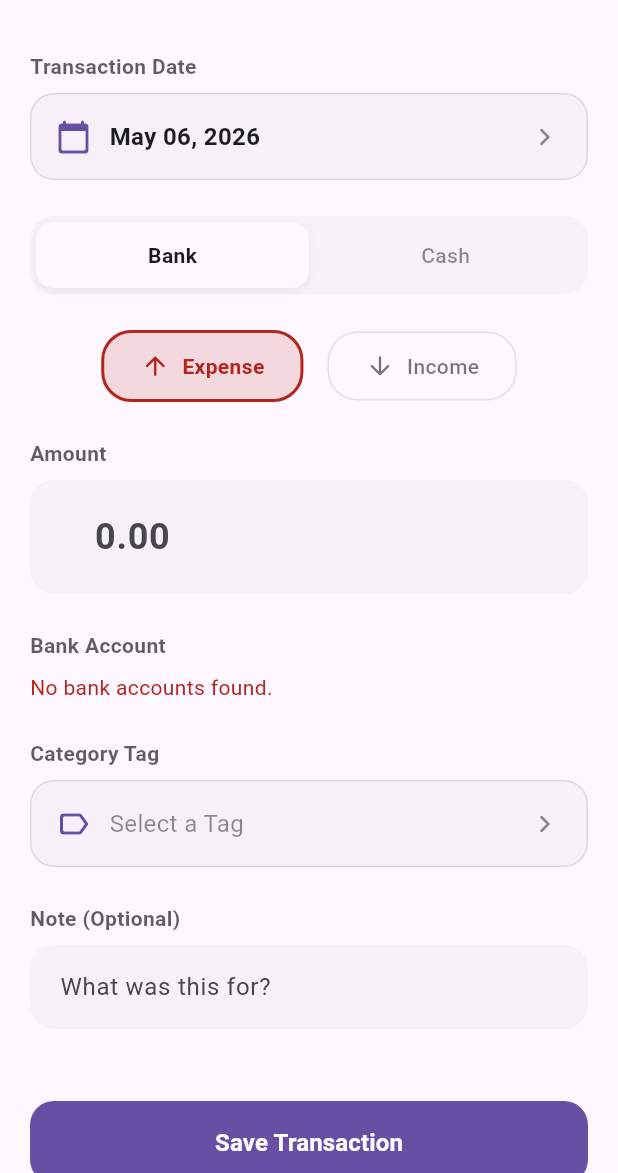
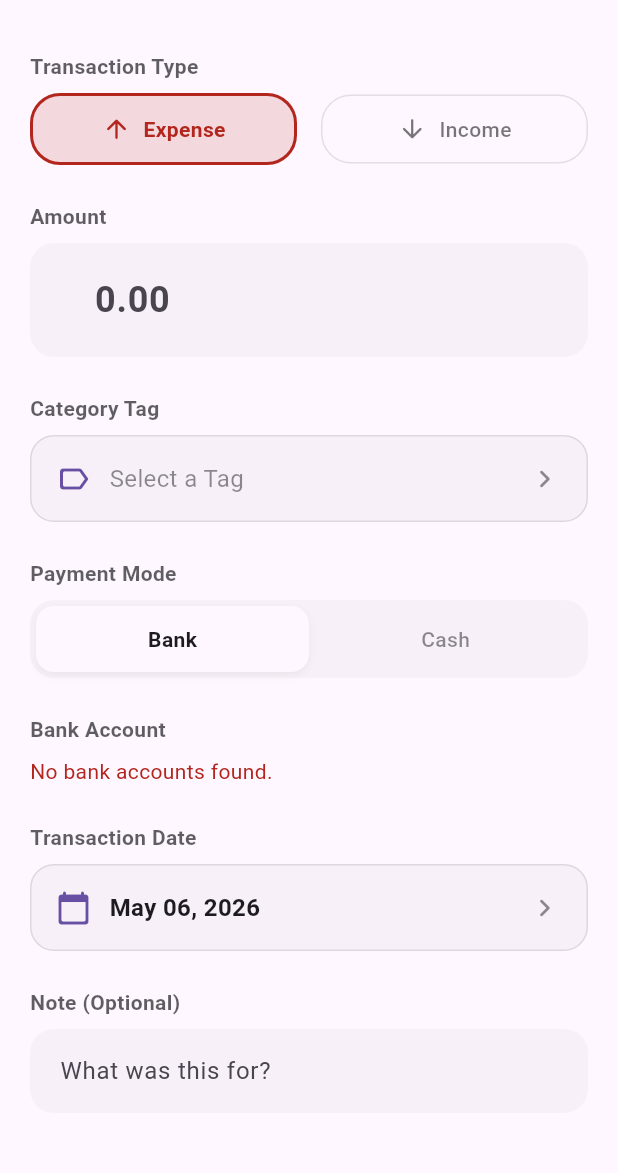
Before and after one commit to MoinuddinRathod/ledger_sync, a Flutter app: the AddEditTransactionScreen screen opened directly, on a phone screen of 412 x 824 dp, the part 63-1236 px from its top. Run offline on Flutter 3.47's test engine with Material 3 defaults, Android fonts, the phone set to English and light mode, and no system bars; our stand-ins replace csv, dotted_border, file_picker, flutter_secure_storage, get, get_storage and 3 more; missing offline and left inert: encrypt, excel; accounts and stored records are empty; statements that could not run were skipped.

Commit message:
change flow in add edit transaction screeen for making it simple as possible for user friendly

```diff
--- a/lib/features/transactions/views/add_edit_transaction_screen.dart
+++ b/lib/features/transactions/views/add_edit_transaction_screen.dart
@@ -29,23 +29,23 @@ class AddEditTransactionScreen extends GetWidget<AddEditTransactionController> {
           child: Column(
             crossAxisAlignment: CrossAxisAlignment.start,
             children: [
-              // ── Date Picker (Moved to Top) ──
-              _buildDateField(colorScheme),
+              // 1. ── Type Switch: IN (CR) vs OUT (DR) ──
+              _buildTypeSwitch(colorScheme),
               const SizedBox(height: 24),
 
-              // ── Mode Switch: Bank vs Cash ──
+              // 2. ── Amount ──
+              _buildAmountField(colorScheme),
+              const SizedBox(height: 24),
+
+              // 3. ── Category (Tag Selection) ──
+              _buildTagSelector(context, colorScheme),
+              const SizedBox(height: 24),
+
+              // 4. ── Mode Switch: Bank vs Cash ──
               _buildSegmentedControl(colorScheme),
               const SizedBox(height: 24),
 
-              // ── Type Switch: IN (CR) vs OUT (DR) ──
-              _buildTypeSwitch(colorScheme),
-              const SizedBox(height: 24),
-
-              // ── Amount ──
-              _buildAmountField(colorScheme),
-              const SizedBox(height: 24),
-
-              // ── Bank Account (conditionally shown) ──
+              // 5. ── Bank Account (conditionally shown) ──
               Obx(
                 () => controller.selectedMode.value == 'Bank'
                     ? Column(
@@ -58,15 +58,15 @@ class AddEditTransactionScreen extends GetWidget<AddEditTransactionController> {
                     : const SizedBox.shrink(),
               ),
 
-              // ── Tag Selection ──
-              _buildTagSelector(context, colorScheme),
+              // 6. ── Date Picker (Optional feeling, pushed down) ──
+              _buildDateField(colorScheme),
               const SizedBox(height: 24),
 
-              // ── Note / Narration ──
+              // 7. ── Note / Narration (Optional) ──
               _buildNoteField(colorScheme),
               const SizedBox(height: 48),
 
-              // ── Save Button ──
+              // 8. ── Save Button ──
               SizedBox(
                 width: double.infinity,
                 child: Obx(
@@ -110,7 +110,19 @@ class AddEditTransactionScreen extends GetWidget<AddEditTransactionController> {
   }
 
   Widget _buildSegmentedControl(ColorScheme colorScheme) {
-    return Container(
+    return Column(
+      crossAxisAlignment: CrossAxisAlignment.start,
+      children: [
+        Text(
+          'Payment Mode',
+          style: TextStyle(
+            fontSize: 14,
+            fontWeight: FontWeight.w600,
+            color: colorScheme.onSurface.withValues(alpha: 0.7),
+          ),
+        ),
+        const SizedBox(height: 8),
+        Container(
           width: double.infinity,
           decoration: BoxDecoration(
             color: colorScheme.surfaceContainerHighest.withValues(alpha: 0.3),
@@ -201,16 +213,31 @@ class AddEditTransactionScreen extends GetWidget<AddEditTransactionController> {
               ],
             );
           }),
+        ),
+      ],
     );
   }
 
   Widget _buildTypeSwitch(ColorScheme colorScheme) {
-    return Obx(() {
+    return Column(
+      crossAxisAlignment: CrossAxisAlignment.start,
+      children: [
+        Text(
+          'Transaction Type',
+          style: TextStyle(
+            fontSize: 14,
+            fontWeight: FontWeight.w600,
+            color: colorScheme.onSurface.withValues(alpha: 0.7),
+          ),
+        ),
+        const SizedBox(height: 8),
+        Obx(() {
           final type = controller.selectedType.value;
           return Row(
             mainAxisAlignment: MainAxisAlignment.center,
             children: [
-          _TypeChip(
+              Expanded(
+                child: _TypeChip(
                   title: 'Expense',
                   icon: Icons.arrow_upward_rounded,
                   isSelected: type == 'DR',
@@ -218,8 +245,10 @@ class AddEditTransactionScreen extends GetWidget<AddEditTransactionController> {
                   onTap: () => controller.selectedType.value = 'DR',
                   colorScheme: colorScheme,
                 ),
+              ),
               const SizedBox(width: 16),
-          _TypeChip(
+              Expanded(
+                child: _TypeChip(
                   title: 'Income',
                   icon: Icons.arrow_downward_rounded,
                   isSelected: type == 'CR',
@@ -227,9 +256,12 @@ class AddEditTransactionScreen extends GetWidget<AddEditTransactionController> {
                   onTap: () => controller.selectedType.value = 'CR',
                   colorScheme: colorScheme,
                 ),
+              ),
             ],
           );
-    });
+        }),
+      ],
+    );
   }
 
   Widget _buildAmountField(ColorScheme colorScheme) {
@@ -516,7 +548,10 @@ class _TypeChip extends StatelessWidget {
       onTap: onTap,
       child: AnimatedContainer(
         duration: const Duration(milliseconds: 200),
-        padding: const EdgeInsets.symmetric(horizontal: 24, vertical: 12),
+        padding: const EdgeInsets.symmetric(
+          horizontal: 16,
+          vertical: 12,
+        ), // Adjusted padding slightly for expanded row
         decoration: BoxDecoration(
           color: isSelected
               ? activeColor.withValues(alpha: 0.15)
@@ -530,6 +565,7 @@ class _TypeChip extends StatelessWidget {
           ),
         ),
         child: Row(
+          mainAxisAlignment: MainAxisAlignment.center,
           children: [
             Icon(
               icon,
```
Lines whose indentation alone changed are shown as unchanged.
